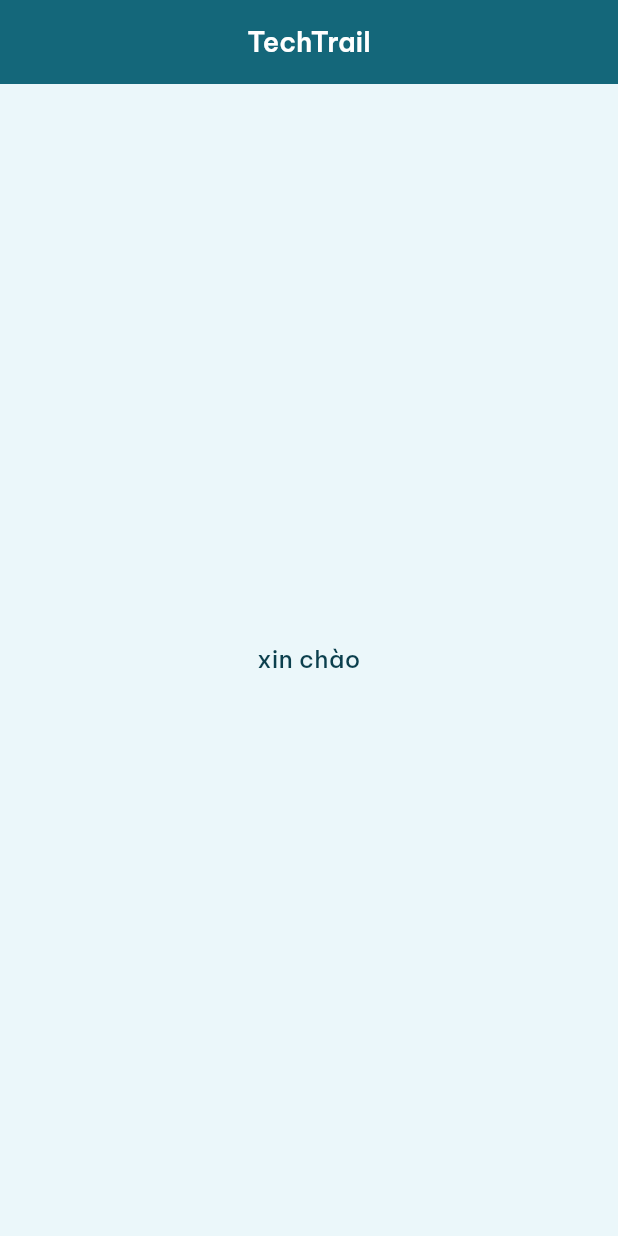
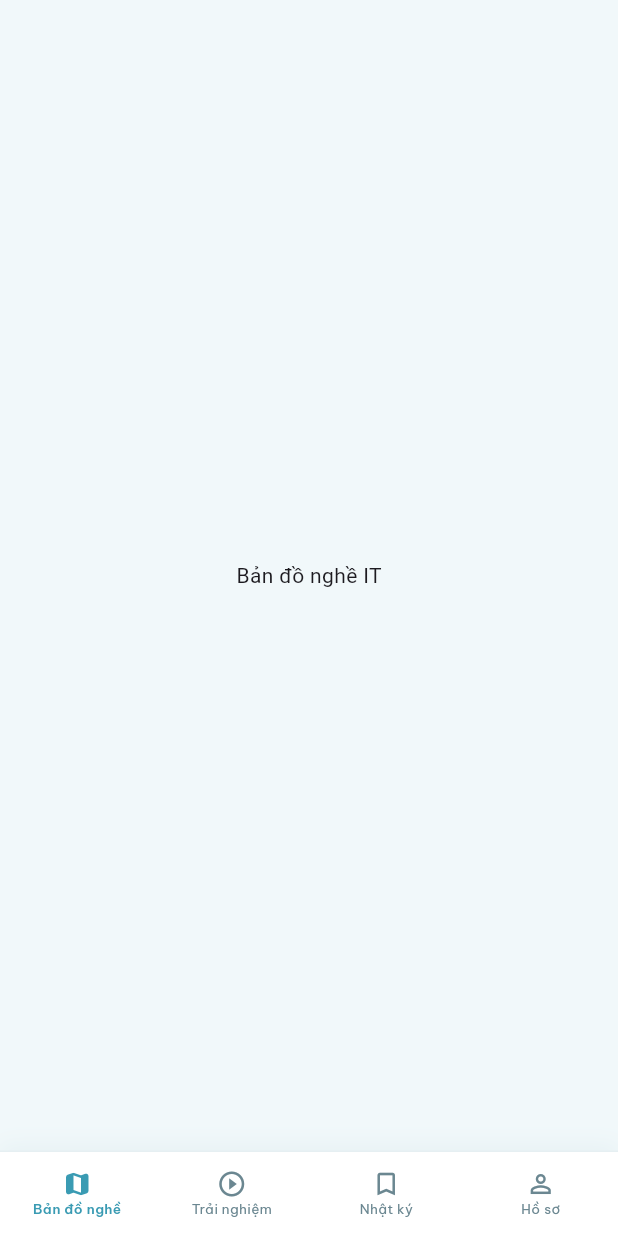
Before and after one commit to ChiEma369/2026_2027_1_1_LTTBDD_N01_Nhom_06, a Flutter app: the screen it shows after launch, on a phone screen of 412 x 824 dp. Run offline on Flutter 3.47's test engine with Material 3 defaults, Android fonts, the phone set to English and light mode, and no system bars; our stand-ins replace google_fonts.

Commit message:
giao diẹn chung

```diff
--- a/lib/main.dart
+++ b/lib/main.dart
@@ -1,15 +1,21 @@
 import 'package:flutter/material.dart';
-import 'package:provider/provider.dart';
-import 'package:tech_trail/viewmodels/local_view_md.dart';
-import 'package:tech_trail/app.dart';
 
-import 'app.dart';
+import 'views/navigation/main_navigation_view.dart';
 
 void main() {
-  runApp(
-    MultiProvider(
-      providers: [ChangeNotifierProvider(create: (_) => LocaleViewModel())],
-      child: const TechTrailApp(),
-    ),
-  );
+  runApp(const TechTrailApp());
 }
+
+class TechTrailApp extends StatelessWidget {
+  const TechTrailApp({super.key});
+
+  @override
+  Widget build(BuildContext context) {
+    return MaterialApp(
+      debugShowCheckedModeBanner: false,
+      title: 'TechTrail',
+      theme: ThemeData(useMaterial3: true, fontFamily: 'Roboto'),
+      home: const MainNavigationView(),
+    );
+  }
+}
--- /dev/null
+++ b/lib/utils/app_colors.dart
@@ -0,0 +1,16 @@
+import 'package:flutter/material.dart';
+
+class AppColors {
+  static const Color primary = Color(0xFF146579);
+  static const Color secondary = Color(0xFF299DB5);
+
+  static const Color background = Color(0xFFF1F8FA);
+  static const Color surface = Color(0xFFFFFFFF);
+
+  static const Color textPrimary = Color(0xFF244653);
+  static const Color textSecondary = Color(0xFF78909C);
+
+  static const Color border = Color(0xFFDCEBF0);
+  static const Color selected = Color(0xFF299DB5);
+  static const Color unselected = Color(0xFF9BAFBB);
+}
--- /dev/null
+++ b/lib/views/experience/experience_view.dart
@@ -0,0 +1,10 @@
+import 'package:flutter/material.dart';
+
+class ExperienceView extends StatelessWidget {
+  const ExperienceView({super.key});
+
+  @override
+  Widget build(BuildContext context) {
+    return const Scaffold(body: Center(child: Text('Trạm trải nghiệm')));
+  }
+}
--- /dev/null
+++ b/lib/views/home/career_map_view.dart
@@ -0,0 +1,10 @@
+import 'package:flutter/material.dart';
+
+class CareerMapView extends StatelessWidget {
+  const CareerMapView({super.key});
+
+  @override
+  Widget build(BuildContext context) {
+    return const Center(child: Text('Bản đồ nghề IT'));
+  }
+}
--- /dev/null
+++ b/lib/views/home/experience_view.dart
@@ -0,0 +1,10 @@
+import 'package:flutter/material.dart';
+
+class ExperienceView extends StatelessWidget {
+  const ExperienceView({super.key});
+
+  @override
+  Widget build(BuildContext context) {
+    return const Center(child: Text('Trạm trải nghiệm'));
+  }
+}
--- /dev/null
+++ b/lib/views/home/journal_view.dart
@@ -0,0 +1,10 @@
+import 'package:flutter/material.dart';
+
+class JournalView extends StatelessWidget {
+  const JournalView({super.key});
+
+  @override
+  Widget build(BuildContext context) {
+    return const Center(child: Text('Nhật ký thực chiến'));
+  }
+}
--- /dev/null
+++ b/lib/views/home/profile_view.dart
@@ -0,0 +1,10 @@
+import 'package:flutter/material.dart';
+
+class ProfileView extends StatelessWidget {
+  const ProfileView({super.key});
+
+  @override
+  Widget build(BuildContext context) {
+    return const Center(child: Text('Hồ sơ cá nhân - IT Profile'));
+  }
+}
--- /dev/null
+++ b/lib/views/journal/journal_view.dart
@@ -0,0 +1,10 @@
+import 'package:flutter/material.dart';
+
+class JournalView extends StatelessWidget {
+  const JournalView({super.key});
+
+  @override
+  Widget build(BuildContext context) {
+    return const Scaffold(body: Center(child: Text('Nhật ký thực chiến')));
+  }
+}
--- /dev/null
+++ b/lib/views/navigation/main_navigation_view.dart
@@ -0,0 +1,47 @@
+import 'package:flutter/material.dart';
+
+import '../../widgets/app_bottom_navigation.dart';
+import '../../utils/app_colors.dart';
+
+import '../home/career_map_view.dart';
+import '../experience/experience_view.dart';
+import '../journal/journal_view.dart';
+import '../profile/profile_view.dart';
+
+class MainNavigationView extends StatefulWidget {
+  const MainNavigationView({super.key});
+
+  @override
+  State<MainNavigationView> createState() => _MainNavigationViewState();
+}
+
+class _MainNavigationViewState extends State<MainNavigationView> {
+  int _currentIndex = 0;
+
+  final List<Widget> _pages = const [
+    CareerMapView(),
+    ExperienceView(),
+    JournalView(),
+    ProfileView(),
+  ];
+
+  void _onItemTapped(int index) {
+    setState(() {
+      _currentIndex = index;
+    });
+  }
+
+  @override
+  Widget build(BuildContext context) {
+    return Scaffold(
+      backgroundColor: AppColors.background,
+
+      body: IndexedStack(index: _currentIndex, children: _pages),
+
+      bottomNavigationBar: AppBottomNavigation(
+        currentIndex: _currentIndex,
+        onTap: _onItemTapped,
+      ),
+    );
+  }
+}
--- /dev/null
+++ b/lib/views/profile/profile_view.dart
@@ -0,0 +1,12 @@
+import 'package:flutter/material.dart';
+
+class ProfileView extends StatelessWidget {
+  const ProfileView({super.key});
+
+  @override
+  Widget build(BuildContext context) {
+    return const Scaffold(
+      body: Center(child: Text('Hồ sơ cá nhân - IT Profile')),
+    );
+  }
+}
--- /dev/null
+++ b/lib/widgets/app_bottom_navigation.dart
@@ -0,0 +1,83 @@
+import 'package:flutter/material.dart';
+
+import '../utils/app_theme.dart';
+
+class AppBottomNavigation extends StatelessWidget {
+  final int currentIndex;
+  final ValueChanged<int> onTap;
+
+  const AppBottomNavigation({
+    super.key,
+    required this.currentIndex,
+    required this.onTap,
+  });
+
+  static const List<BottomNavigationBarItem> items = [
+    BottomNavigationBarItem(
+      icon: Icon(Icons.map_outlined),
+      activeIcon: Icon(Icons.map_rounded),
+      label: 'Bản đồ nghề',
+    ),
+    BottomNavigationBarItem(
+      icon: Icon(Icons.play_circle_outline),
+      activeIcon: Icon(Icons.play_circle),
+      label: 'Trải nghiệm',
+    ),
+    BottomNavigationBarItem(
+      icon: Icon(Icons.bookmark_border),
+      activeIcon: Icon(Icons.bookmark),
+      label: 'Nhật ký',
+    ),
+    BottomNavigationBarItem(
+      icon: Icon(Icons.person_outline),
+      activeIcon: Icon(Icons.person),
+      label: 'Hồ sơ',
+    ),
+  ];
+
+  @override
+  Widget build(BuildContext context) {
+    return Container(
+      decoration: BoxDecoration(
+        color: AppColors.white,
+        border: Border(top: BorderSide(color: AppColors.divider, width: 1)),
+        boxShadow: [
+          BoxShadow(
+            color: AppColors.teal700.withValues(alpha: 0.05),
+            blurRadius: 12,
+            offset: const Offset(0, -3),
+          ),
+        ],
+      ),
+      child: SafeArea(
+        top: false,
+        child: BottomNavigationBar(
+          currentIndex: currentIndex,
+          onTap: onTap,
+          items: items,
+          type: BottomNavigationBarType.fixed,
+          backgroundColor: AppColors.white,
+          elevation: 0,
+
+          selectedItemColor: AppColors.teal500,
+          unselectedItemColor: AppColors.muted,
+
+          selectedFontSize: 9,
+          unselectedFontSize: 9,
+          iconSize: 20,
+
+          selectedLabelStyle: AppText.s(
+            9,
+            w: FontWeight.w600,
+            color: AppColors.teal500,
+          ),
+
+          unselectedLabelStyle: AppText.s(9, color: AppColors.muted),
+
+          showSelectedLabels: true,
+          showUnselectedLabels: true,
+        ),
+      ),
+    );
+  }
+}
```
